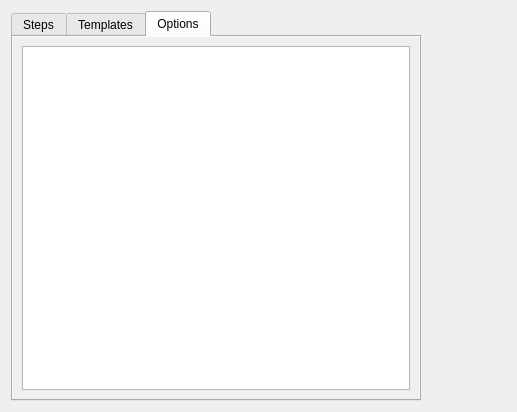
First picture: the form in isu/ui/data/steps.ui, repository clpi/isutils, before the edit.
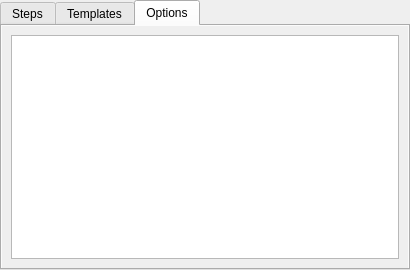
Second picture: the form after the edit.

What changed in the file:
```diff
--- a/isu/ui/data/steps.ui
+++ b/isu/ui/data/steps.ui
@@ -1,20 +1,6 @@
 <?xml version="1.0" encoding="UTF-8"?>
 <ui version="4.0">
- <class>Form</class>
- <widget class="QWidget" name="Form">
-  <property name="geometry">
-   <rect>
-    <x>0</x>
-    <y>0</y>
-    <width>517</width>
-    <height>412</height>
-   </rect>
-  </property>
-  <property name="windowTitle">
-   <string>Form</string>
-  </property>
-  <layout class="QVBoxLayout" name="verticalLayout">
-   <item>
+ <class>StepData</class>
     <widget class="QTabWidget" name="stepData">
      <property name="enabled">
       <bool>true</bool>
@@ -166,9 +152,6 @@
       </layout>
      </widget>
     </widget>
-   </item>
-  </layout>
- </widget>
  <resources/>
  <connections/>
 </ui>
```
